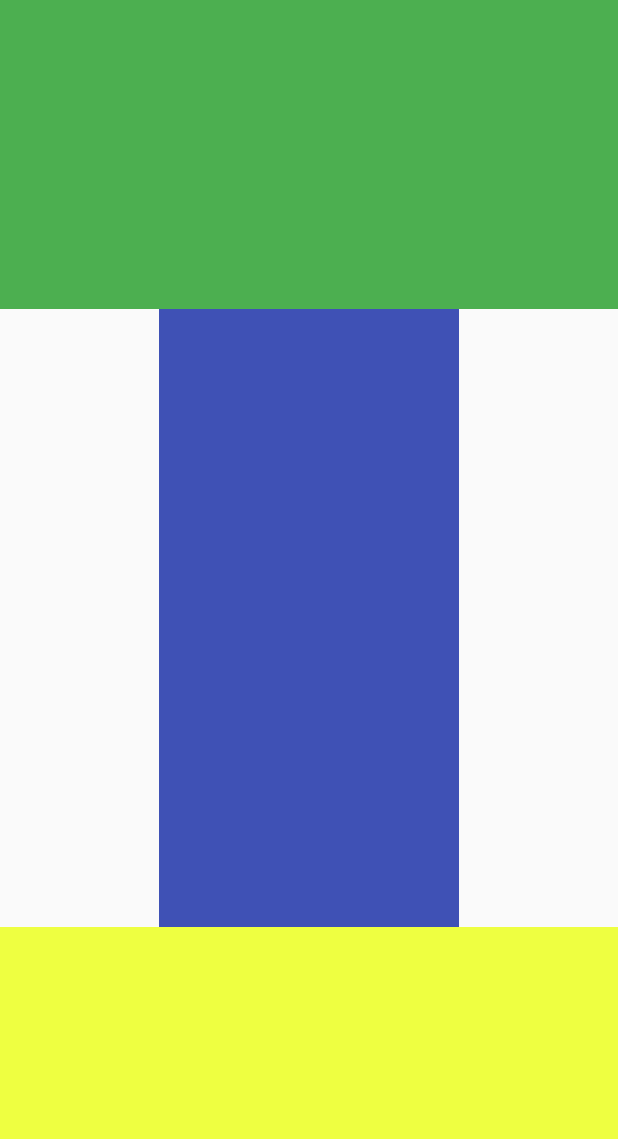
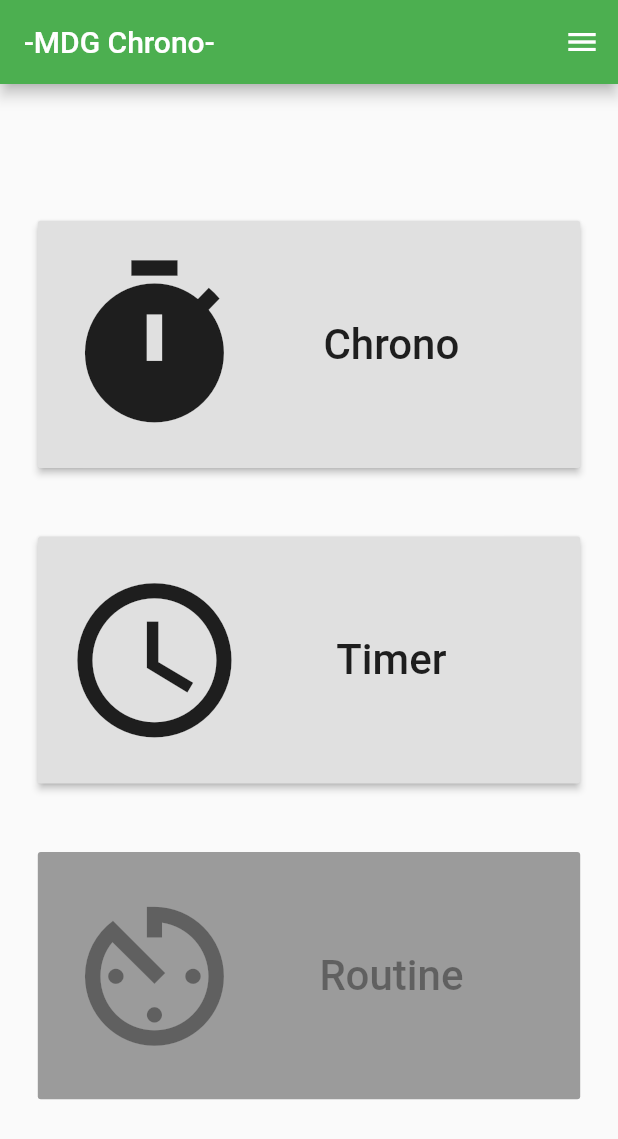
Before and after one commit to jhamon42/chrono, a Flutter app: the screen it shows after launch, on a phone screen of 412 x 824 dp. Shown: the top 1139 px of the screen. Run offline on Flutter 3.47's test engine with Material 2 defaults, Android fonts, the phone set to English and light mode, and no system bars.

Commit message:
premier pas

```diff
--- a/lib/chrono/view_chrono.dart
+++ b/lib/chrono/view_chrono.dart
@@ -3,6 +3,8 @@ import "package:flutter/material.dart";
 class Chrono extends StatelessWidget {
 	@override
 	Widget build(context) {
- 		return Container();
+ 		return Scaffold(
+			 body: Container(),
+		 );
 	}
 }
--- a/lib/menu/view_menu.dart
+++ b/lib/menu/view_menu.dart
@@ -1,46 +1,60 @@
 import "package:flutter/material.dart";
 
 class Menu extends StatelessWidget {
+
+	Widget button(context,callBack,  icon, name) {
+		return RaisedButton(
+			onPressed: callBack,
+			child:
+			Container(
+			height: MediaQuery.of(context).size.height *.2,
+			width: MediaQuery.of(context).size.width *.8,
+			child: Row(
+				children: <Widget>[
+					Flexible(
+						flex: 1,
+						child:
+							Center(child: Icon(icon, size: MediaQuery.of(context).size.height * .15,),)
+					),
+					Flexible(
+						flex: 2,
+						child:
+							Center(child: Text(name, textScaleFactor: 2,))
+					),
+				],
+			),
+			)
+		);
+	}
+
 	@override
 	Widget build(context) {
  		return Scaffold(
-			 body: Stack(
-				 children: <Widget>[
-					 Align(alignment: Alignment(.9, -.9),
-					 child:
-					 IconButton(
+			appBar: AppBar(
+				title: Text("-MDG Chrono-"),
+			),
+			endDrawer: Drawer(
+				child: IconButton(
 						icon: Icon(
 							Icons.settings,
-							 size: 10,
+							size: MediaQuery.of(context).size.height *.05,
 						),
-							onPressed: () {},
+						onPressed: () => Navigator.pushNamed(context, 'option'),
 					),
 			),
-					 Center(child:
-					 Column(
+			body: Center(
+				child: Column(
 						mainAxisSize: MainAxisSize.min,
 						children: <Widget>[
-							Flexible(
-								flex: 1,
-								child: 	 Container(
-								 color: Colors.green,
-							 ),),
-							Flexible(
-								flex: 2,
-								child: Container(
-									width: 200,
-									color: Colors.indigo,
-							 ),),
-							Flexible(
-								flex: 1,
-								child: 	 Container(
-								 color: Colors.limeAccent,
-							 ),),
-
+							Spacer(flex: 2,),
+							button(context, () => Navigator.pushNamed(context, 'slt_chrono'), Icons.timer, 'Chrono'),
+							Spacer(flex: 1,),
+							button(context, () => Navigator.pushNamed(context, 'timer'),  Icons.access_time, 'Timer'),
+							Spacer(flex: 1,),
+							button(context, null,Icons.av_timer, 'Routine'),
+							Spacer(flex: 2,)
 						],
 					)
-					 ),
-				 ],
 			),
 		 );
 	}
```
Also changed, not shown: lib/option/view_option.dart (+42 -1 lines), lib/slt_chrono/view_slt_chrono.dart (+44 -1 lines), lib/timer/view_timer.dart (+6 -1 lines). Lines whose indentation alone changed are shown as unchanged.
